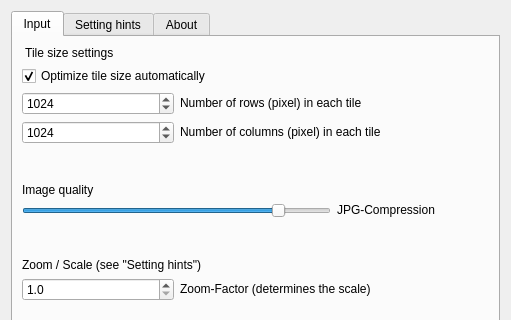
Above: GarminCustomMap_dialog_base.ui from NINAnor/GarminCustomMaps before the change; both pictures show x 0 to 511 and y 0 to 320 of the 511 by 572 pixel window. Below: the same form after it.
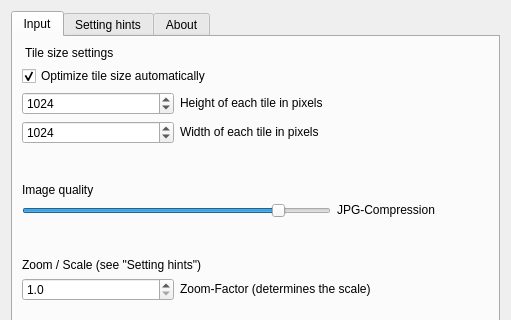
That is the form after the change.

Diff of the .ui file:
```diff
--- a/GarminCustomMap_dialog_base.ui
+++ b/GarminCustomMap_dialog_base.ui
@@ -104,7 +104,7 @@
            <item row="2" column="1" colspan="2" alignment="Qt::AlignLeft|Qt::AlignVCenter">
             <widget class="QLabel" name="nrows_label">
              <property name="text">
-              <string>Number of rows (pixel) in each tile</string>
+              <string>Height of each tile in pixels</string>
              </property>
             </widget>
            </item>
@@ -131,7 +131,7 @@
            <item row="3" column="1" colspan="2" alignment="Qt::AlignLeft|Qt::AlignVCenter">
             <widget class="QLabel" name="ncols_label">
              <property name="text">
-              <string>Number of columns (pixel) in each tile</string>
+              <string>Width of each tile in pixels</string>
              </property>
             </widget>
            </item>
```
Left out of the diff: 16 changed lines with no effect on the pictures.
